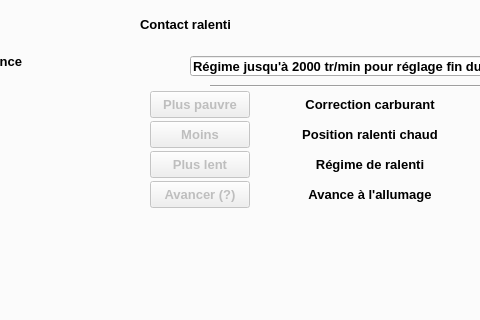
Above: mainwindow.ui from mini56/Mems-scan-fr before the change; both pictures show x 122 to 602 and y 370 to 690 of the 1300 by 690 pixel window. Below: the same form after it.
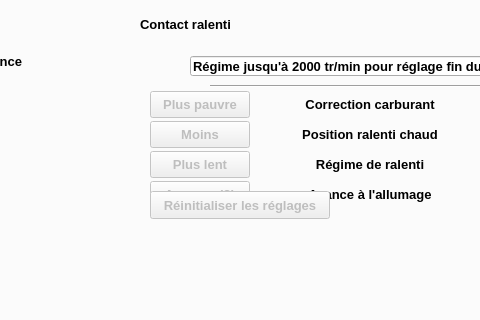
That is the form after the change. The open tabs and pages were chosen to show the change. Custom widgets are drawn as their Qt base class.

The edit to the form file:
```diff
--- a/mainwindow.ui
+++ b/mainwindow.ui
@@ -1302,7 +1302,7 @@
       <property name="geometry">
        <rect>
         <x>270</x>
-        <y>670</y>
+        <y>480</y>
         <width>180</width>
         <height>28</height>
        </rect>
```
